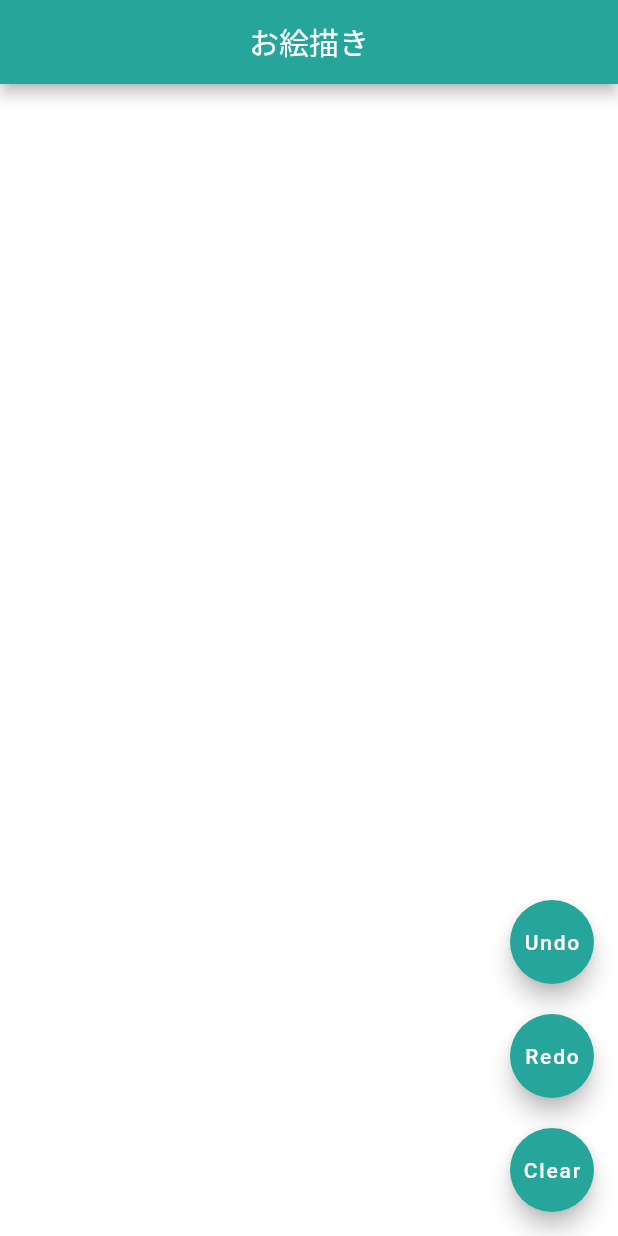
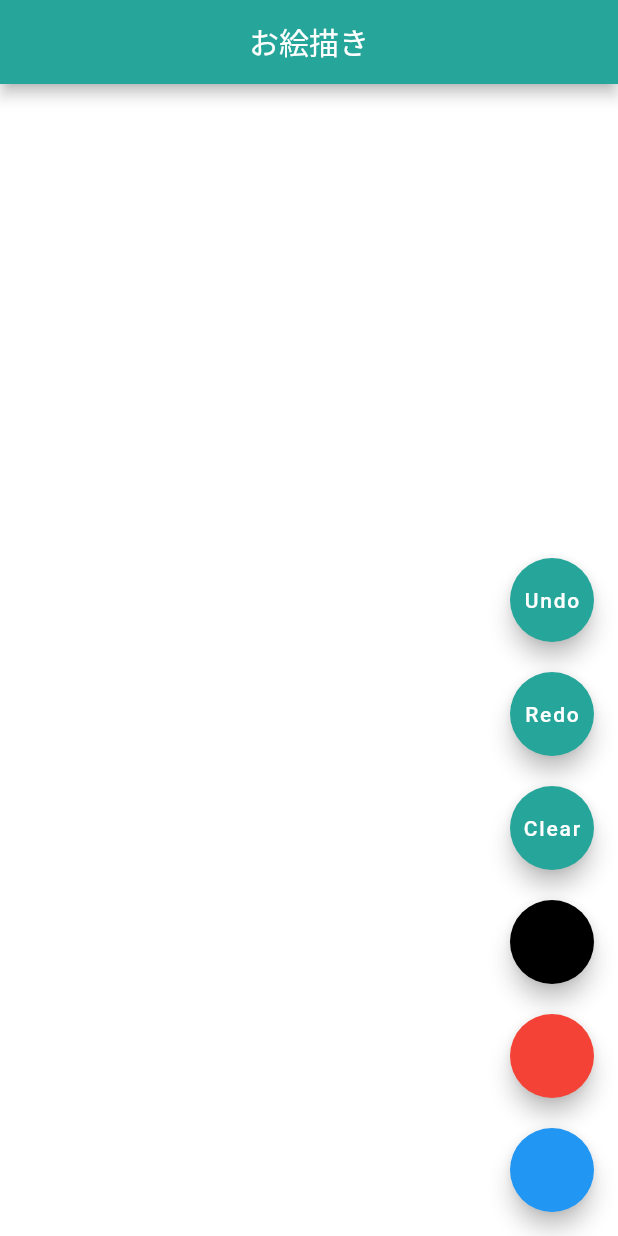
Before and after one commit to Mayakuwa/drawing_app, a Flutter app: the screen it shows after launch, on a phone screen of 412 x 824 dp. Run offline on Flutter 3.47's test engine with Material 2 defaults, Android fonts, the phone set to English and light mode, and no system bars.

Commit message:
add color change(直す)

```diff
--- a/lib/Painter.dart
+++ b/lib/Painter.dart
@@ -105,7 +105,8 @@ class PaintController extends ChangeNotifier {
   // ペイント履歴
   PaintHistory _paintHistory = PaintHistory();
   //　線の色
-  Color _drawColor = Color.fromARGB(225, 0, 0, 0);
+  // Color _drawColor = Color.fromARGB(225, 0, 0, 0);
+  Color drawColor;
   //　線幅
   double _thickness = 5.0;
   // 背景色
@@ -114,10 +115,10 @@ class PaintController extends ChangeNotifier {
   /*
    * コンストラクタ
    */
-  PaintController(): super() {
+  PaintController({this.drawColor}): super() {
     //ペイント設定
     Paint paint = Paint();
-    paint.color = _drawColor;
+    paint.color = this.drawColor;
     paint.style = PaintingStyle.stroke;
     paint.strokeWidth = _thickness;
     _paintHistory.currentPaint = paint;
--- a/lib/screens/PaintScreen.dart
+++ b/lib/screens/PaintScreen.dart
@@ -2,6 +2,14 @@ import 'package:drawing_app/Painter.dart';
 import 'package:drawing_app/define/Common.dart';
 import 'package:flutter/material.dart';
 import 'package:flutter/rendering.dart';
+
+enum Color {
+  black,
+  pink,
+  blue,
+  green,
+  yellow
+}
 
 class PaintScreen extends StatefulWidget {
   @override
@@ -11,7 +19,8 @@ class PaintScreen extends StatefulWidget {
 class _PaintScreenState extends State<PaintScreen> {
 
   //コントローラー
-  PaintController _controller = PaintController();
+  PaintController _controller = PaintController(
+      drawColor: Colors.black);
 
 
   @override
@@ -58,6 +67,45 @@ class _PaintScreenState extends State<PaintScreen> {
             onPressed: () => _controller.clear(),
             child: Text('Clear'),
           ),
+          SizedBox(
+            height: 20.0,
+          ),
+          FloatingActionButton(
+              backgroundColor: Colors.black,
+              heroTag: 'blue',
+              onPressed: () {
+                setState(() {
+                  _controller = PaintController(
+                      drawColor: Colors.blue);
+                });
+              }
+          ),
+          SizedBox(
+            height: 20.0,
+          ),
+          FloatingActionButton(
+            backgroundColor: Colors.red,
+            heroTag: 'blue',
+            onPressed: () {
+              setState(() {
+                _controller = PaintController(
+                    drawColor: Colors.red);
+              });
+            }
+          ),
+          SizedBox(
+            height: 20.0,
+          ),
+          FloatingActionButton(
+              backgroundColor: Colors.blue,
+              heroTag: 'blue',
+              onPressed: () {
+                setState(() {
+                  _controller = PaintController(
+                      drawColor: Colors.blue);
+                });
+              }
+          ),
         ],
       ),
     );
```
